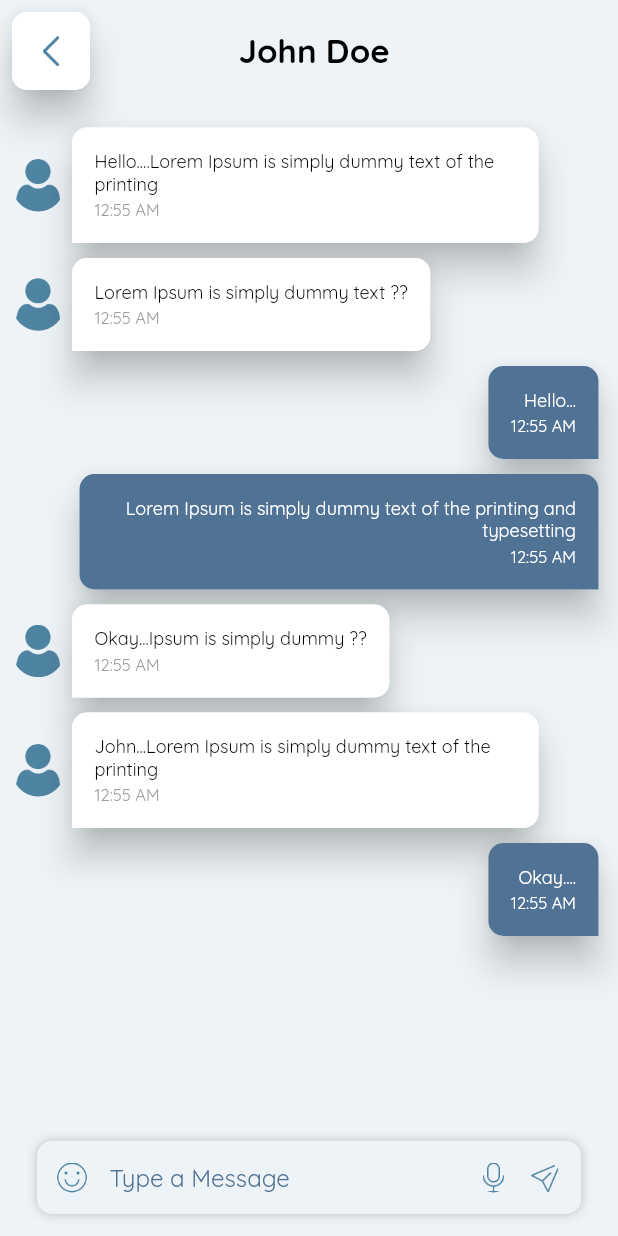
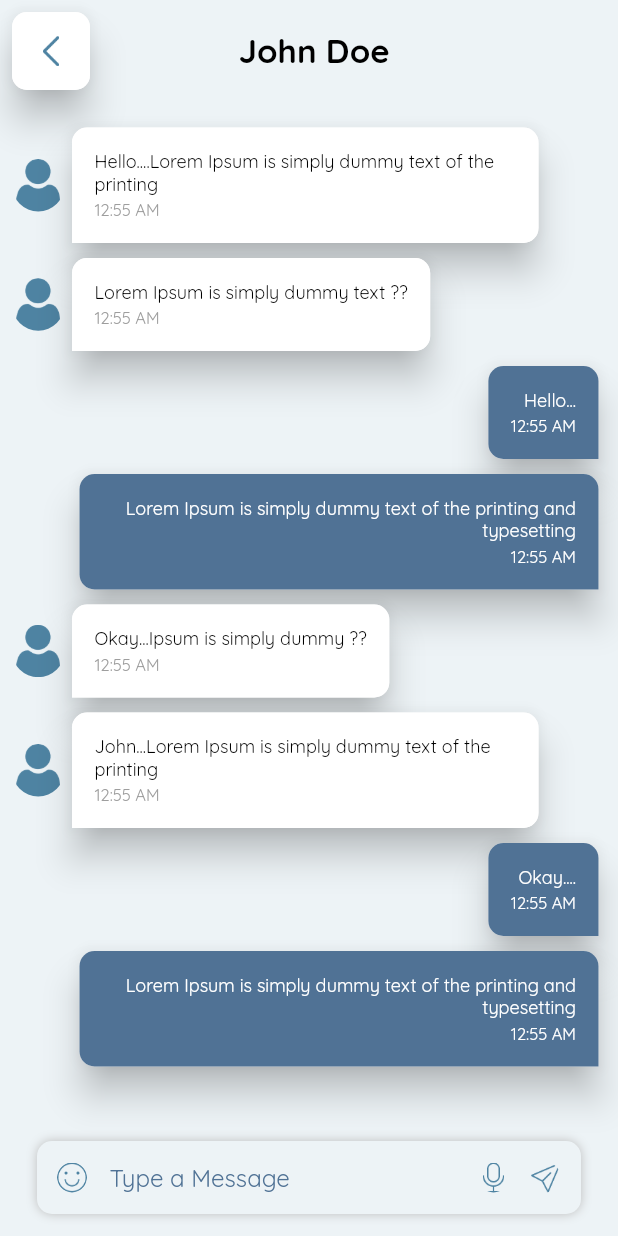
Before and after one commit to rushit5560/Pet_Lover_Project, a Flutter app: the screen it shows after launch, on a phone screen of 412 x 824 dp. Run offline on Flutter 3.47's test engine with Material 2 defaults, Android fonts, the phone set to English and light mode, and no system bars; our stand-ins replace carousel_slider, flutter_rating_bar, flutter_slidable, fluttertoast, get, google_maps_flutter and 3 more.

Commit message:
Pet & User Profile Screens Move in one Folder

```diff
--- a/pet_lover_project/lib/controllers/conversation_screen_controller/conversation_screen_controller.dart
+++ b/pet_lover_project/lib/controllers/conversation_screen_controller/conversation_screen_controller.dart
@@ -36,5 +36,9 @@ class ConversationScreenController extends GetxController {
       msg: "Okay....",
       sendByMe: true,
     ),
+    ChatModel(
+      msg: "Lorem Ipsum is simply dummy text of the printing and typesetting",
+      sendByMe: true,
+    ),
   ];
 }
--- a/pet_lover_project/lib/screens/pet_profile_screen/pet_profile_screen.dart
+++ b/pet_lover_project/lib/screens/profile_screens/pet_profile_screen/pet_profile_screen.dart
@@ -2,7 +2,7 @@ import 'package:flutter/material.dart';
 import 'package:get/get.dart';
 import 'package:pet_lover_project/common/common_widgets.dart';
 import 'package:pet_lover_project/controllers/pet_profile_screen_controller/pet_profile_screen_controller.dart';
-import 'package:pet_lover_project/screens/pet_profile_screen/pet_profile_screen_widgets.dart';
+import 'pet_profile_screen_widgets.dart';
 
 class PetProfileScreen extends StatelessWidget {
   PetProfileScreen({Key? key}) : super(key: key);
```
Also changed, not shown: pet_lover_project/lib/screens/profile_screens/pet_profile_screen/pet_profile_screen_widgets.dart (renamed from pet_lover_project/lib/screens/pet_profile_screen/pet_profile_screen_widgets.dart).
